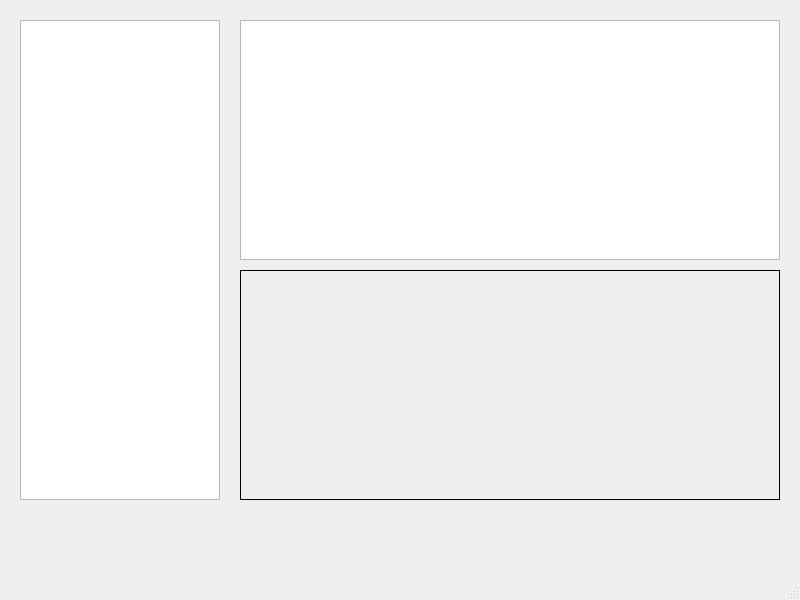
Qt form main.ui (Pavel7811/TechRooms) before a commit.
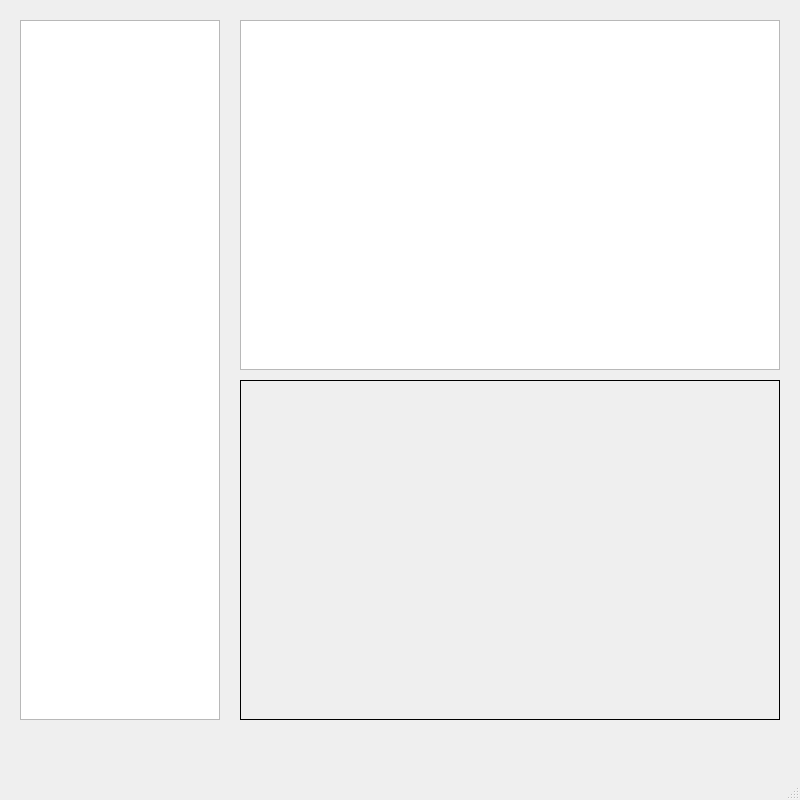
The same form after that commit.

Commit message: Изменил размеры окон

```diff
--- a/main.ui
+++ b/main.ui
@@ -7,7 +7,7 @@
     <x>0</x>
     <y>0</y>
     <width>800</width>
-    <height>600</height>
+    <height>800</height>
    </rect>
   </property>
   <property name="windowTitle">
@@ -20,7 +20,7 @@
       <x>20</x>
       <y>20</y>
       <width>200</width>
-      <height>480</height>
+      <height>700</height>
      </rect>
     </property>
    </widget>
@@ -30,7 +30,7 @@
       <x>240</x>
       <y>20</y>
       <width>540</width>
-      <height>240</height>
+      <height>350</height>
      </rect>
     </property>
    </widget>
@@ -38,9 +38,9 @@
     <property name="geometry">
      <rect>
       <x>240</x>
-      <y>270</y>
+      <y>380</y>
       <width>540</width>
-      <height>230</height>
+      <height>340</height>
      </rect>
     </property>
     <property name="frameShape">
```
The commit also changes 1 other file.
